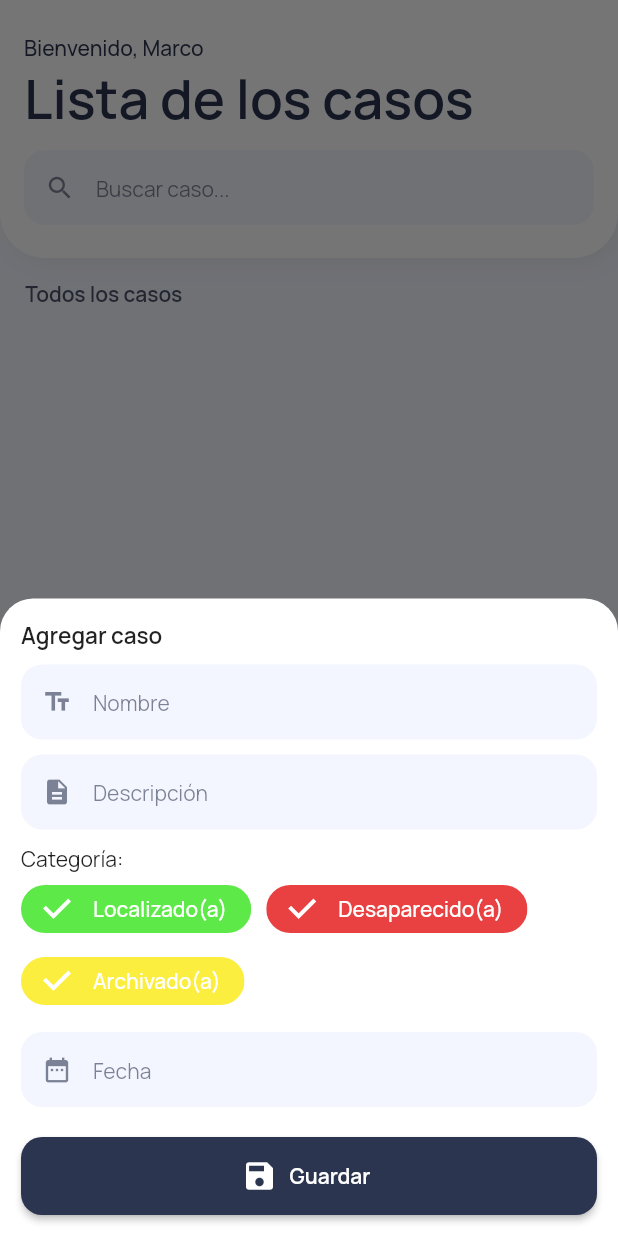
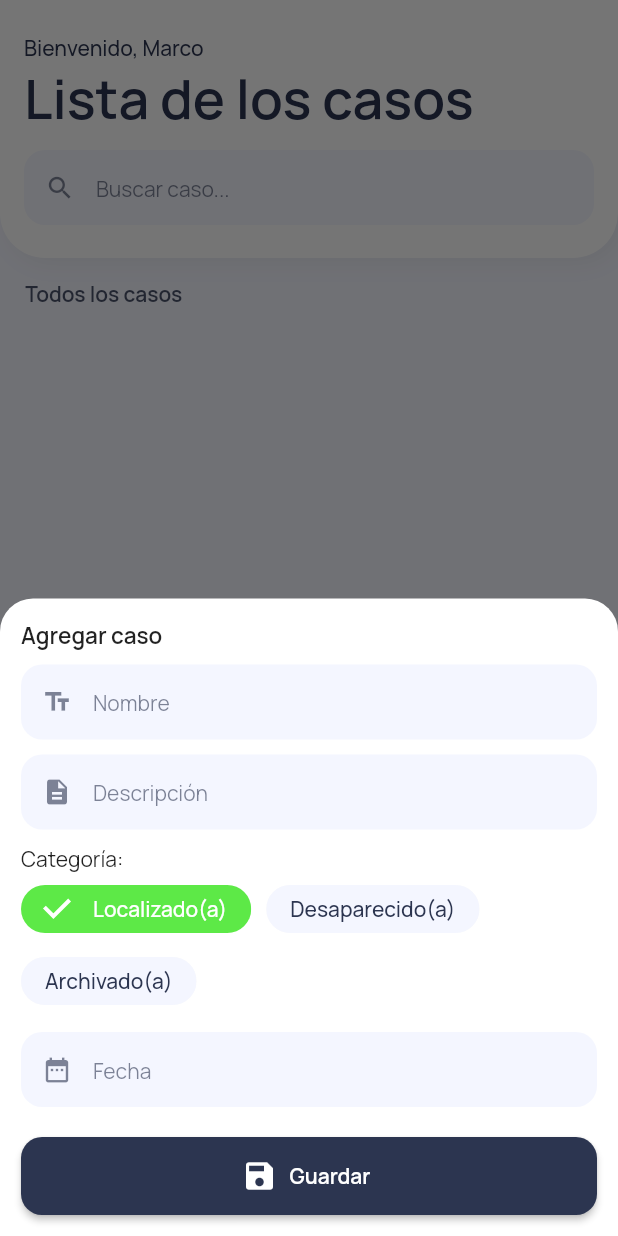
Before and after one commit to MarcoChaccara/AlertaABC, a Flutter app: the screen it shows after launch, after a tap on "Agregar caso", on a phone screen of 412 x 824 dp. Run offline on Flutter 3.47's test engine with Material 2 defaults, Android fonts, the phone set to English and light mode, and no system bars; our stand-ins replace cloud_firestore, firebase_core, google_fonts; accounts and stored records are empty.

Commit message:
Formulario diseño y algunas funciones

```diff
--- a/lib/pages/home_page.dart
+++ b/lib/pages/home_page.dart
@@ -9,6 +9,9 @@
 import 'package:flutter/material.dart';
 
 class HomePage extends StatelessWidget {
+
+  final TextEditingController _searchController = TextEditingController();
+
   CollectionReference reportesReference =
       FirebaseFirestore.instance.collection('Reportes');
 
@@ -16,9 +19,13 @@
   showReporteForm(BuildContext context) {
     showModalBottomSheet(
       context: context,
+      isScrollControlled: true,
       backgroundColor: Colors.transparent,
       builder: (BuildContext context) {
-        return ReporteFormWidget();
+        return Padding(
+          padding: MediaQuery.of(context).viewInsets,
+          child: ReporteFormWidget(),
+        );
       },
     );
   }
@@ -99,6 +106,7 @@
                     divider10(),
                     //Campo de búsqueda
                     TextFieldNormalWidget(
+                      controller: _searchController,
                       icon: Icons.search,
                       hintText: "Buscar caso...",
                     ),
--- a/lib/ui/widgets/button_normal_widget.dart
+++ b/lib/ui/widgets/button_normal_widget.dart
@@ -3,7 +3,11 @@
 import 'package:flutter/material.dart';
 
 class ButtonNormalWidget extends StatelessWidget {
-  const ButtonNormalWidget({super.key});
+
+  Function onPressed;
+
+  ButtonNormalWidget({required this.onPressed});
+
 
   @override
   Widget build(BuildContext context) {
@@ -11,7 +15,9 @@
       width:  double.infinity,
       height: 52.0,
       child: ElevatedButton.icon(
-        onPressed: () {},
+        onPressed: () {
+          onPressed();
+        },
         style: ElevatedButton.styleFrom(
           primary: kBrandPrimaryColor,
           shape: RoundedRectangleBorder(
--- a/lib/ui/widgets/reporte_form_widget.dart
+++ b/lib/ui/widgets/reporte_form_widget.dart
@@ -12,6 +12,17 @@
 }
 
 class _ReporteFormWidgetState extends State<ReporteFormWidget> {
+
+  final formKey = GlobalKey<FormState>();
+
+  final TextEditingController _nameController = TextEditingController();
+  final TextEditingController _descriptionController = TextEditingController();
+  final TextEditingController _dateController = TextEditingController();
+
+  String categorySelected = "Localizado(a)";
+
+
+  //Para la fecha
   showSelectDate() async {
     DateTime? datetime = await showDatePicker(
       context: context,
@@ -41,24 +52,30 @@
         );
       },
     );
+    if(datetime != null){
+      _dateController.text = datetime.toString().substring(0, 10);
+      setState(() {});
+    };
   }
 
   @override
   Widget build(BuildContext context) {
     return Container(
       padding: const EdgeInsets.all(14.0),
-      decoration: BoxDecoration(
+      decoration: const BoxDecoration(
         color: Colors.white,
         borderRadius: BorderRadius.only(
           topLeft: Radius.circular(22.0),
           topRight: Radius.circular(22.0),
         ),
       ),
+      child: Form(
+        key: formKey,
         child: Column(
           crossAxisAlignment: CrossAxisAlignment.start,
           mainAxisSize: MainAxisSize.min,
           children: [
-          Text(
+            const Text(
               "Agregar caso",
               style: TextStyle(
                 fontWeight: FontWeight.w600,
@@ -69,54 +86,65 @@
             TextFieldNormalWidget(
               hintText: "Nombre",
               icon: Icons.text_fields,
+              controller: _nameController,
             ),
             divider10(),
             TextFieldNormalWidget(
               hintText: "Descripción",
               icon: Icons.description,
+              controller: _descriptionController,
             ),
             divider10(),
-          Text("Categoría: "),
+            const Text("Categoría: "),
             Wrap(
               crossAxisAlignment: WrapCrossAlignment.start,
               runAlignment: WrapAlignment.start,
               spacing: 10.0,
               children: [
                 FilterChip(
-                selected: true,
+                  selected: categorySelected == "Localizado(a)",
                   backgroundColor: kBrandSecondaryColor,
                   padding: const EdgeInsets.symmetric(horizontal: 8.0),
-                selectedColor: categoryColor["Localizado(a)"],
+                  selectedColor: categoryColor[categorySelected],
                   checkmarkColor: Colors.white,
                   labelStyle: TextStyle(
-                  color: Colors.white,
+                    color: categorySelected == "Localizado(a)" ? Colors.white : kBrandPrimaryColor,
                   ),
                   label: Text("Localizado(a)"),
-                onSelected: (bool value) {},
+                  onSelected: (bool value) {
+                    categorySelected = "Localizado(a)";
+                    setState(() {});
+                  },
                 ),
                 FilterChip(
-                selected: true,
+                  selected: categorySelected == "Desaparecido(a)",
                   backgroundColor: kBrandSecondaryColor,
                   padding: const EdgeInsets.symmetric(horizontal: 8.0),
-                selectedColor: categoryColor["Desaparecido(a)"],
+                  selectedColor: categoryColor[categorySelected],
                   checkmarkColor: Colors.white,
                   labelStyle: TextStyle(
-                  color: Colors.white,
+                    color: categorySelected == "Desaparecido(a)" ? Colors.white : kBrandPrimaryColor,
                   ),
                   label: Text("Desaparecido(a)"),
-                onSelected: (bool value) {},
+                  onSelected: (bool value) {
+                    categorySelected = "Desaparecido(a)";
+                    setState(() {});
+                  },
                 ),
                 FilterChip(
-                selected: true,
+                  selected: categorySelected == "Archivado(a)",
                   backgroundColor: kBrandSecondaryColor,
                   padding: const EdgeInsets.symmetric(horizontal: 8.0),
-                selectedColor: categoryColor["Archivado(a)"],
+                  selectedColor: categoryColor[categorySelected],
                   checkmarkColor: Colors.white,
                   labelStyle: TextStyle(
-                  color: Colors.white,
+                    color: categorySelected == "Archivado(a)" ? Colors.white : kBrandPrimaryColor,
                   ),
                   label: Text("Archivado(a)"),
-                onSelected: (bool value) {},
+                  onSelected: (bool value) {
+                    categorySelected = "Archivado(a)";
+                    setState(() {});
+                  },
                 ),
               ],
             ),
@@ -127,10 +155,18 @@
               onTap: () {
                 showSelectDate();
               },
+              controller: _dateController,
             ),
             divider20(),
-          ButtonNormalWidget(),
+            ButtonNormalWidget(
+              onPressed: (){
+                if(formKey.currentState!.validate()){
+
+                }
+              },
+            ),
           ],
+        ),
       ),
     );
   }
--- a/lib/ui/widgets/textfield_normal_widget.dart
+++ b/lib/ui/widgets/textfield_normal_widget.dart
@@ -5,16 +5,19 @@
   String hintText;
   IconData icon;
   Function? onTap;
+  TextEditingController controller;
 
   TextFieldNormalWidget({
     required this.hintText,
     required this.icon,
     this.onTap,
+    required this.controller,
   });
 
   @override
   Widget build(BuildContext context) {
-    return TextField(
+    return TextFormField(
+      controller: controller,
       onTap: onTap != null ? (){ onTap!(); } : null,
       readOnly: onTap != null? true : false,
       decoration: InputDecoration(
@@ -42,7 +45,21 @@
           borderRadius: BorderRadius.circular(14.0),
           borderSide: BorderSide.none,
         ),
+        errorBorder: OutlineInputBorder(
+          borderRadius: BorderRadius.circular(14.0),
+          borderSide: BorderSide.none,
+        ),
+        focusedErrorBorder: OutlineInputBorder(
+          borderRadius: BorderRadius.circular(14.0),
+          borderSide: BorderSide.none,
+        ),
       ),
+      validator: (String? value){
+        if(value != null && value.isEmpty){
+          return "Campo obligatorio";
+        }
+        return null;
+      },
     );
   }
 }
```
Lines whose indentation alone changed are shown as unchanged.
